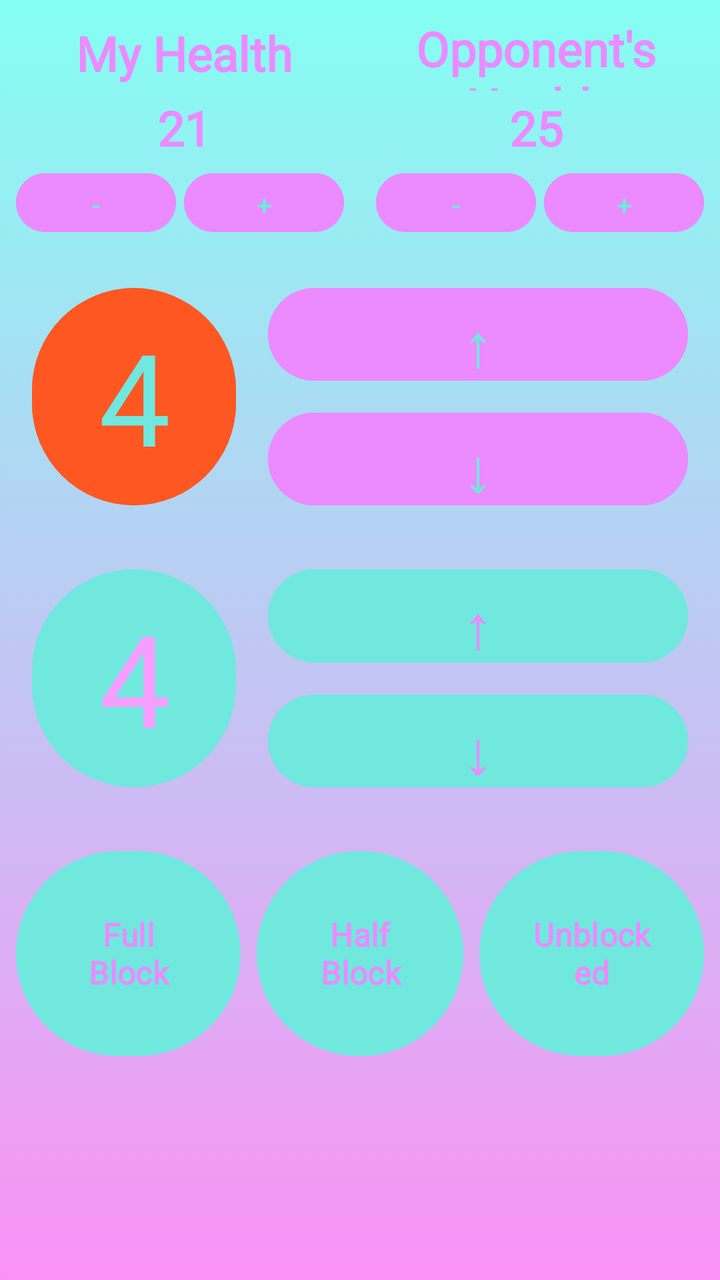
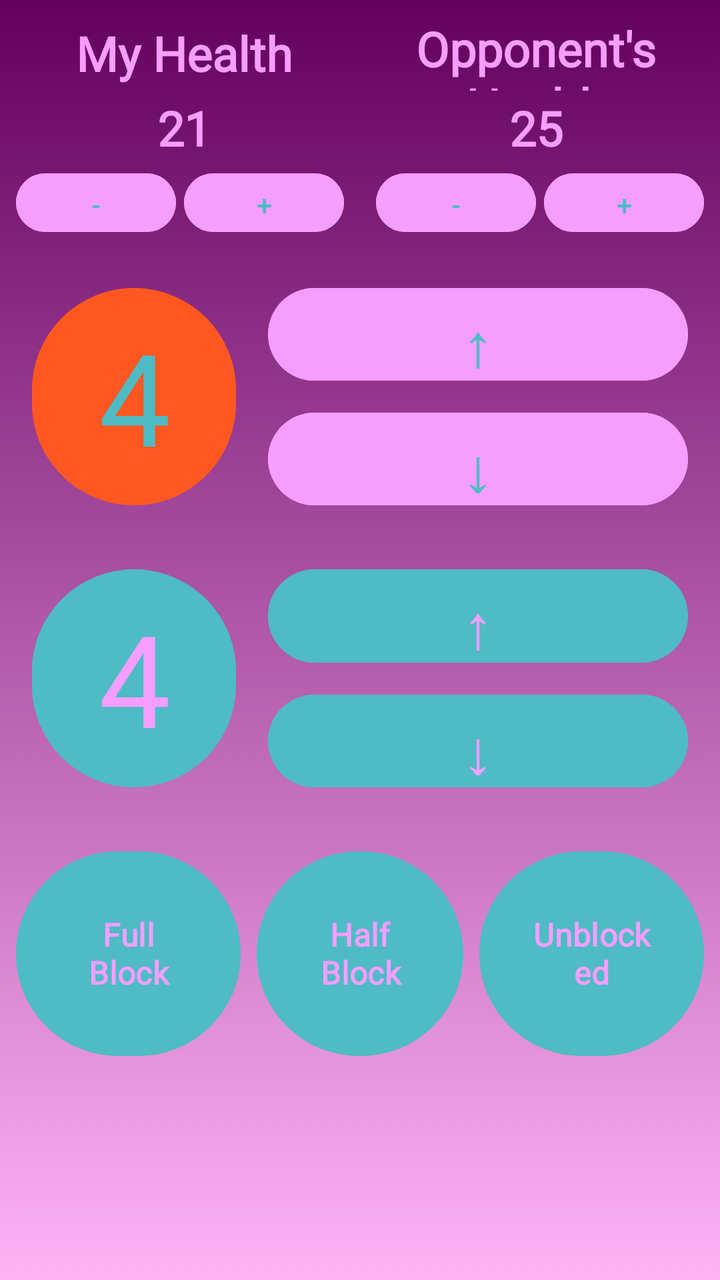

The first picture is an Android layout as it rendered before a commit; the second is the same layout after the commit. The layout source and the unified diff follow.
<!-- AndroidManifest.xml: application theme Theme.UVSLifeCalc -->
<!-- res/layout/activity_defend.xml -->
<?xml version="1.0" encoding="utf-8"?>
<androidx.constraintlayout.widget.ConstraintLayout xmlns:android="http://schemas.android.com/apk/res/android"
    xmlns:app="http://schemas.android.com/apk/res-auto"
    xmlns:tools="http://schemas.android.com/tools"
    android:id="@+id/defend"
    android:layout_width="match_parent"
    android:layout_height="match_parent"
    android:background="@drawable/gradient_background_main"
    tools:context=".Defend">

    
    <androidx.constraintlayout.widget.Guideline
        android:id="@+id/vertical_guideline"
        android:layout_width="wrap_content"
        android:layout_height="wrap_content"
        android:orientation="vertical"
        app:layout_constraintGuide_percent="0.5" />

    
    <androidx.constraintlayout.widget.Guideline
        android:id="@+id/guideline_h1"
        android:layout_width="wrap_content"
        android:layout_height="wrap_content"
        android:orientation="horizontal"
        app:layout_constraintGuide_percent="0.20" />

    <androidx.constraintlayout.widget.Guideline
        android:id="@+id/guideline_h2"
        android:layout_width="wrap_content"
        android:layout_height="wrap_content"
        android:orientation="horizontal"
        app:layout_constraintGuide_percent="0.42" />

    <androidx.constraintlayout.widget.Guideline
        android:id="@+id/guideline_h3"
        android:layout_width="wrap_content"
        android:layout_height="wrap_content"
        android:orientation="horizontal"
        app:layout_constraintGuide_percent="0.64" />

    <androidx.constraintlayout.widget.Guideline
        android:id="@+id/guideline_h4"
        android:layout_width="wrap_content"
        android:layout_height="wrap_content"
        android:orientation="horizontal"
        app:layout_constraintGuide_percent="0.85" />

    
    <androidx.constraintlayout.widget.Guideline
        android:id="@+id/guideline_v_left"
        android:layout_width="wrap_content"
        android:layout_height="wrap_content"
        android:orientation="vertical"
        app:layout_constraintGuide_percent="0.35" />

    
    <androidx.constraintlayout.widget.Guideline
        android:id="@+id/guideline_v_block1"
        android:layout_width="wrap_content"
        android:layout_height="wrap_content"
        android:orientation="vertical"
        app:layout_constraintGuide_percent="0.345" />

    <androidx.constraintlayout.widget.Guideline
        android:id="@+id/guideline_v_block2"
        android:layout_width="wrap_content"
        android:layout_height="wrap_content"
        android:orientation="vertical"
        app:layout_constraintGuide_percent="0.655" />

    

    <TextView
        android:id="@+id/my_health_label"
        android:layout_width="0dp"
        android:layout_height="0dp"
        android:layout_marginStart="8dp"
        android:layout_marginTop="8dp"
        android:layout_marginEnd="4dp"
        android:fontFamily="@font/lobster"
        android:gravity="center"
        android:text="My Health"
        android:textColor="#EC8AFF"
        android:textSize="24sp"
        android:textStyle="bold"
        app:layout_constraintBottom_toTopOf="@+id/my_health_3"
        app:layout_constraintEnd_toStartOf="@+id/vertical_guideline"
        app:layout_constraintStart_toStartOf="parent"
        app:layout_constraintTop_toTopOf="parent" />

    <TextView
        android:id="@+id/my_health_3"
        android:layout_width="0dp"
        android:layout_height="0dp"
        android:layout_marginStart="8dp"
        android:layout_marginEnd="4dp"
        android:fontFamily="@font/lobster"
        android:gravity="center"
        android:text="21"
        android:textColor="#EC8AFF"
        android:textSize="24sp"
        android:textStyle="bold"
        app:layout_constraintBottom_toTopOf="@+id/m_m"
        app:layout_constraintEnd_toStartOf="@+id/vertical_guideline"
        app:layout_constraintStart_toStartOf="parent"
        app:layout_constraintTop_toBottomOf="@+id/my_health_label" />

    <Button
        android:id="@+id/m_m"
        android:layout_width="0dp"
        android:layout_height="0dp"
        android:layout_marginStart="8dp"
        android:layout_marginEnd="4dp"
        android:layout_marginBottom="8dp"
        android:backgroundTint="#EC8AFF"
        android:text="-"
        android:textColor="#70E8DE"
        app:layout_constraintBottom_toTopOf="@+id/guideline_h1"
        app:layout_constraintEnd_toStartOf="@+id/m_p"
        app:layout_constraintStart_toStartOf="parent"
        app:layout_constraintTop_toBottomOf="@+id/my_health_3" />

    <Button
        android:id="@+id/m_p"
        android:layout_width="0dp"
        android:layout_height="0dp"
        android:layout_marginEnd="8dp"
        android:layout_marginBottom="8dp"
        android:backgroundTint="#EC8AFF"
        android:text="+"
        android:textColor="#70E8DE"
        app:layout_constraintBottom_toTopOf="@+id/guideline_h1"
        app:layout_constraintEnd_toStartOf="@+id/vertical_guideline"
        app:layout_constraintStart_toEndOf="@+id/m_m"
        app:layout_constraintTop_toBottomOf="@+id/my_health_3" />

    <TextView
        android:id="@+id/opp_health_label"
        android:layout_width="0dp"
        android:layout_height="0dp"
        android:layout_marginTop="8dp"
        android:layout_marginStart="4dp"
        android:layout_marginEnd="8dp"
        android:fontFamily="@font/lobster"
        android:gravity="center"
        android:text="Opponent's Health"
        android:textColor="#EC8AFF"
        android:textSize="24sp"
        android:textStyle="bold"
        app:layout_constraintBottom_toTopOf="@+id/opp_health_3"
        app:layout_constraintEnd_toEndOf="parent"
        app:layout_constraintStart_toEndOf="@+id/vertical_guideline"
        app:layout_constraintTop_toTopOf="parent" />

    <TextView
        android:id="@+id/opp_health_3"
        android:layout_width="0dp"
        android:layout_height="0dp"
        android:layout_marginStart="4dp"
        android:layout_marginEnd="8dp"
        android:fontFamily="@font/lobster"
        android:gravity="center"
        android:text="25"
        android:textColor="#EC8AFF"
        android:textSize="24sp"
        android:textStyle="bold"
        app:layout_constraintBottom_toTopOf="@+id/o_m"
        app:layout_constraintEnd_toEndOf="parent"
        app:layout_constraintStart_toEndOf="@+id/vertical_guideline"
        app:layout_constraintTop_toBottomOf="@+id/opp_health_label" />

    <Button
        android:id="@+id/o_m"
        android:layout_width="0dp"
        android:layout_height="0dp"
        android:layout_marginStart="8dp"
        android:layout_marginEnd="4dp"
        android:layout_marginBottom="8dp"
        android:backgroundTint="#EC8AFF"
        android:text="-"
        android:textColor="#70E8DE"
        app:layout_constraintBottom_toTopOf="@+id/guideline_h1"
        app:layout_constraintEnd_toStartOf="@+id/o_p"
        app:layout_constraintStart_toEndOf="@+id/vertical_guideline"
        app:layout_constraintTop_toBottomOf="@+id/opp_health_3" />

    <Button
        android:id="@+id/o_p"
        android:layout_width="0dp"
        android:layout_height="0dp"
        android:layout_marginEnd="8dp"
        android:layout_marginBottom="8dp"
        android:backgroundTint="#EC8AFF"
        android:text="+"
        android:textColor="#70E8DE"
        app:layout_constraintBottom_toTopOf="@+id/guideline_h1"
        app:layout_constraintEnd_toEndOf="parent"
        app:layout_constraintStart_toEndOf="@+id/o_m"
        app:layout_constraintTop_toBottomOf="@+id/opp_health_3" />

    

    <Button
        android:id="@+id/speed_button"
        android:layout_width="0dp"
        android:layout_height="0dp"
        android:layout_marginStart="16dp"
        android:layout_marginTop="12dp"
        android:layout_marginEnd="8dp"
        android:layout_marginBottom="12dp"
        android:backgroundTint="#FF5722"
        android:fontFamily="@font/lobster"
        android:text="4"
        android:textColor="#70E8DE"
        android:textSize="64sp"
        app:layout_constraintBottom_toTopOf="@+id/guideline_h2"
        app:layout_constraintEnd_toStartOf="@+id/guideline_v_left"
        app:layout_constraintStart_toStartOf="parent"
        app:layout_constraintTop_toTopOf="@+id/guideline_h1" />

    <Button
        android:id="@+id/attack_speed_up"
        android:layout_width="0dp"
        android:layout_height="0dp"
        android:layout_marginStart="8dp"
        android:layout_marginEnd="16dp"
        android:layout_marginTop="12dp"
        android:layout_marginBottom="4dp"
        android:backgroundTint="#EC8AFF"
        android:text="↑"
        android:textAlignment="center"
        android:textColor="#70E8DE"
        android:textSize="32sp"
        app:layout_constraintBottom_toTopOf="@+id/attack_speed_down"
        app:layout_constraintEnd_toEndOf="parent"
        app:layout_constraintStart_toStartOf="@+id/guideline_v_left"
        app:layout_constraintTop_toTopOf="@+id/guideline_h1" />

    <Button
        android:id="@+id/attack_speed_down"
        android:layout_width="0dp"
        android:layout_height="0dp"
        android:layout_marginStart="8dp"
        android:layout_marginEnd="16dp"
        android:layout_marginTop="4dp"
        android:layout_marginBottom="12dp"
        android:backgroundTint="#EC8AFF"
        android:text="↓"
        android:textAlignment="center"
        android:textColor="#70E8DE"
        android:textSize="32sp"
        app:layout_constraintBottom_toTopOf="@+id/guideline_h2"
        app:layout_constraintEnd_toEndOf="parent"
        app:layout_constraintStart_toStartOf="@+id/guideline_v_left"
        app:layout_constraintTop_toBottomOf="@+id/attack_speed_up" />

    

    <Button
        android:id="@+id/attack_damage"
        android:layout_width="0dp"
        android:layout_height="0dp"
        android:layout_marginStart="16dp"
        android:layout_marginTop="12dp"
        android:layout_marginEnd="8dp"
        android:layout_marginBottom="12dp"
        android:backgroundTint="#70E8DE"
        android:fontFamily="@font/lobster"
        android:text="4"
        android:textColor="#F69EFF"
        android:textSize="64sp"
        app:layout_constraintBottom_toTopOf="@+id/guideline_h3"
        app:layout_constraintEnd_toStartOf="@+id/guideline_v_left"
        app:layout_constraintStart_toStartOf="parent"
        app:layout_constraintTop_toTopOf="@+id/guideline_h2" />

    <Button
        android:id="@+id/attack_damage_up"
        android:layout_width="0dp"
        android:layout_height="0dp"
        android:layout_marginStart="8dp"
        android:layout_marginEnd="16dp"
        android:layout_marginTop="12dp"
        android:layout_marginBottom="4dp"
        android:backgroundTint="#70E8DE"
        android:text="↑"
        android:textAlignment="center"
        android:textColor="#EC8AFF"
        android:textSize="32sp"
        app:layout_constraintBottom_toTopOf="@+id/attack_damage_down"
        app:layout_constraintEnd_toEndOf="parent"
        app:layout_constraintStart_toStartOf="@+id/guideline_v_left"
        app:layout_constraintTop_toTopOf="@+id/guideline_h2" />

    <Button
        android:id="@+id/attack_damage_down"
        android:layout_width="0dp"
        android:layout_height="0dp"
        android:layout_marginStart="8dp"
        android:layout_marginEnd="16dp"
        android:layout_marginTop="4dp"
        android:layout_marginBottom="12dp"
        android:backgroundTint="#70E8DE"
        android:text="↓"
        android:textAlignment="center"
        android:textColor="#EC8AFF"
        android:textSize="32sp"
        app:layout_constraintBottom_toTopOf="@+id/guideline_h3"
        app:layout_constraintEnd_toEndOf="parent"
        app:layout_constraintStart_toStartOf="@+id/guideline_v_left"
        app:layout_constraintTop_toBottomOf="@+id/attack_damage_up" />

    

    <Button
        android:id="@+id/full_block_button"
        android:layout_width="0dp"
        android:layout_height="0dp"
        android:layout_marginStart="8dp"
        android:layout_marginEnd="4dp"
        android:layout_marginTop="12dp"
        android:layout_marginBottom="12dp"
        android:backgroundTint="#70E8DE"
        android:fontFamily="@font/lobster"
        android:text="Full Block"
        android:textColor="#EC8AFF"
        android:textSize="16sp"
        android:textStyle="bold"
        app:layout_constraintBottom_toTopOf="@+id/guideline_h4"
        app:layout_constraintEnd_toStartOf="@+id/guideline_v_block1"
        app:layout_constraintStart_toStartOf="parent"
        app:layout_constraintTop_toTopOf="@+id/guideline_h3" />

    <Button
        android:id="@+id/half_block_button"
        android:layout_width="0dp"
        android:layout_height="0dp"
        android:layout_marginStart="4dp"
        android:layout_marginEnd="4dp"
        android:layout_marginTop="12dp"
        android:layout_marginBottom="12dp"
        android:backgroundTint="#70E8DE"
        android:fontFamily="@font/lobster"
        android:text="Half Block"
        android:textColor="#EC8AFF"
        android:textSize="16sp"
        android:textStyle="bold"
        app:layout_constraintBottom_toTopOf="@+id/guideline_h4"
        app:layout_constraintEnd_toStartOf="@+id/guideline_v_block2"
        app:layout_constraintStart_toStartOf="@+id/guideline_v_block1"
        app:layout_constraintTop_toTopOf="@+id/guideline_h3" />

    <Button
        android:id="@+id/unblocked_button"
        android:layout_width="0dp"
        android:layout_height="0dp"
        android:layout_marginStart="4dp"
        android:layout_marginEnd="8dp"
        android:layout_marginTop="12dp"
        android:layout_marginBottom="12dp"
        android:backgroundTint="#70E8DE"
        android:fontFamily="@font/lobster"
        android:text="Unblocked"
        android:textColor="#EC8AFF"
        android:textSize="16sp"
        android:textStyle="bold"
        app:layout_constraintBottom_toTopOf="@+id/guideline_h4"
        app:layout_constraintEnd_toEndOf="parent"
        app:layout_constraintStart_toStartOf="@+id/guideline_v_block2"
        app:layout_constraintTop_toTopOf="@+id/guideline_h3" />

</androidx.constraintlayout.widget.ConstraintLayout>
<!-- resources referenced by this layout -->
<resources>
  <!-- drawable gradient_background_main (drawable) -->
  <?xml version="1.0" encoding="utf-8"?>
  <selector xmlns:android="http://schemas.android.com/apk/res/android">
      <item>
          <shape>
              <gradient android:startColor="#FA92F5"
                  android:endColor="#84FFF2"
                  android:angle="90"/>
          </shape>
      </item>
  </selector>
  <style name="Theme.UVSLifeCalc" parent="Base.Theme.UVSLifeCalc" />
  <style name="Base.Theme.UVSLifeCalc" parent="Theme.Material3.DayNight.NoActionBar">
          
          
      </style>
</resources>

<!-- the commit's change to res/layout/activity_defend.xml (unified diff, before → after) -->
@@ -80,7 +80,7 @@
         android:fontFamily="@font/lobster"
         android:gravity="center"
         android:text="My Health"
-        android:textColor="#EC8AFF"
+        android:textColor="@color/primary"
         android:textSize="24sp"
         android:textStyle="bold"
         app:layout_constraintBottom_toTopOf="@+id/my_health_3"
@@ -97,7 +97,7 @@
         android:fontFamily="@font/lobster"
         android:gravity="center"
         android:text="21"
-        android:textColor="#EC8AFF"
+        android:textColor="@color/primary"
         android:textSize="24sp"
         android:textStyle="bold"
         app:layout_constraintBottom_toTopOf="@+id/m_m"
@@ -112,9 +112,9 @@
         android:layout_marginStart="8dp"
         android:layout_marginEnd="4dp"
         android:layout_marginBottom="8dp"
-        android:backgroundTint="#EC8AFF"
+        android:backgroundTint="@color/primary"
         android:text="-"
-        android:textColor="#70E8DE"
+        android:textColor="@color/secondary"
         app:layout_constraintBottom_toTopOf="@+id/guideline_h1"
         app:layout_constraintEnd_toStartOf="@+id/m_p"
         app:layout_constraintStart_toStartOf="parent"
@@ -126,9 +126,9 @@
         android:layout_height="0dp"
         android:layout_marginEnd="8dp"
         android:layout_marginBottom="8dp"
-        android:backgroundTint="#EC8AFF"
+        android:backgroundTint="@color/primary"
         android:text="+"
-        android:textColor="#70E8DE"
+        android:textColor="@color/secondary"
         app:layout_constraintBottom_toTopOf="@+id/guideline_h1"
         app:layout_constraintEnd_toStartOf="@+id/vertical_guideline"
         app:layout_constraintStart_toEndOf="@+id/m_m"
@@ -138,13 +138,13 @@
         android:id="@+id/opp_health_label"
         android:layout_width="0dp"
         android:layout_height="0dp"
+        android:layout_marginStart="4dp"
         android:layout_marginTop="8dp"
-        android:layout_marginStart="4dp"
         android:layout_marginEnd="8dp"
         android:fontFamily="@font/lobster"
         android:gravity="center"
         android:text="Opponent's Health"
-        android:textColor="#EC8AFF"
+        android:textColor="@color/primary"
         android:textSize="24sp"
         android:textStyle="bold"
         app:layout_constraintBottom_toTopOf="@+id/opp_health_3"
@@ -161,7 +161,7 @@
         android:fontFamily="@font/lobster"
         android:gravity="center"
         android:text="25"
-        android:textColor="#EC8AFF"
+        android:textColor="@color/primary"
         android:textSize="24sp"
         android:textStyle="bold"
         app:layout_constraintBottom_toTopOf="@+id/o_m"
@@ -176,9 +176,9 @@
         android:layout_marginStart="8dp"
         android:layout_marginEnd="4dp"
         android:layout_marginBottom="8dp"
-        android:backgroundTint="#EC8AFF"
+        android:backgroundTint="@color/primary"
         android:text="-"
-        android:textColor="#70E8DE"
+        android:textColor="@color/secondary"
         app:layout_constraintBottom_toTopOf="@+id/guideline_h1"
         app:layout_constraintEnd_toStartOf="@+id/o_p"
         app:layout_constraintStart_toEndOf="@+id/vertical_guideline"
@@ -190,9 +190,9 @@
         android:layout_height="0dp"
         android:layout_marginEnd="8dp"
         android:layout_marginBottom="8dp"
-        android:backgroundTint="#EC8AFF"
+        android:backgroundTint="@color/primary"
         android:text="+"
-        android:textColor="#70E8DE"
+        android:textColor="@color/secondary"
         app:layout_constraintBottom_toTopOf="@+id/guideline_h1"
         app:layout_constraintEnd_toEndOf="parent"
         app:layout_constraintStart_toEndOf="@+id/o_m"
@@ -208,10 +208,10 @@
         android:layout_marginTop="12dp"
         android:layout_marginEnd="8dp"
         android:layout_marginBottom="12dp"
-        android:backgroundTint="#FF5722"
+        android:backgroundTint="@color/mid_attack"
         android:fontFamily="@font/lobster"
         android:text="4"
-        android:textColor="#70E8DE"
+        android:textColor="@color/secondary"
         android:textSize="64sp"
         app:layout_constraintBottom_toTopOf="@+id/guideline_h2"
         app:layout_constraintEnd_toStartOf="@+id/guideline_v_left"
@@ -223,13 +223,13 @@
         android:layout_width="0dp"
         android:layout_height="0dp"
         android:layout_marginStart="8dp"
+        android:layout_marginTop="12dp"
         android:layout_marginEnd="16dp"
-        android:layout_marginTop="12dp"
         android:layout_marginBottom="4dp"
-        android:backgroundTint="#EC8AFF"
+        android:backgroundTint="@color/primary"
         android:text="↑"
         android:textAlignment="center"
-        android:textColor="#70E8DE"
+        android:textColor="@color/secondary"
         android:textSize="32sp"
         app:layout_constraintBottom_toTopOf="@+id/attack_speed_down"
         app:layout_constraintEnd_toEndOf="parent"
@@ -241,13 +241,13 @@
         android:layout_width="0dp"
         android:layout_height="0dp"
         android:layout_marginStart="8dp"
+        android:layout_marginTop="4dp"
         android:layout_marginEnd="16dp"
-        android:layout_marginTop="4dp"
-        android:layout_marginBottom="12dp"
-        android:backgroundTint="#EC8AFF"
+        android:layout_marginBottom="12dp"
+        android:backgroundTint="@color/primary"
         android:text="↓"
         android:textAlignment="center"
-        android:textColor="#70E8DE"
+        android:textColor="@color/secondary"
         android:textSize="32sp"
         app:layout_constraintBottom_toTopOf="@+id/guideline_h2"
         app:layout_constraintEnd_toEndOf="parent"
@@ -264,10 +264,10 @@
         android:layout_marginTop="12dp"
         android:layout_marginEnd="8dp"
         android:layout_marginBottom="12dp"
-        android:backgroundTint="#70E8DE"
+        android:backgroundTint="@color/secondary"
         android:fontFamily="@font/lobster"
         android:text="4"
-        android:textColor="#F69EFF"
+        android:textColor="@color/primary"
         android:textSize="64sp"
         app:layout_constraintBottom_toTopOf="@+id/guideline_h3"
         app:layout_constraintEnd_toStartOf="@+id/guideline_v_left"
@@ -279,13 +279,13 @@
         android:layout_width="0dp"
         android:layout_height="0dp"
         android:layout_marginStart="8dp"
+        android:layout_marginTop="12dp"
         android:layout_marginEnd="16dp"
-        android:layout_marginTop="12dp"
         android:layout_marginBottom="4dp"
-        android:backgroundTint="#70E8DE"
+        android:backgroundTint="@color/secondary"
         android:text="↑"
         android:textAlignment="center"
-        android:textColor="#EC8AFF"
+        android:textColor="@color/primary"
         android:textSize="32sp"
         app:layout_constraintBottom_toTopOf="@+id/attack_damage_down"
         app:layout_constraintEnd_toEndOf="parent"
@@ -297,13 +297,13 @@
         android:layout_width="0dp"
         android:layout_height="0dp"
         android:layout_marginStart="8dp"
+        android:layout_marginTop="4dp"
         android:layout_marginEnd="16dp"
-        android:layout_marginTop="4dp"
-        android:layout_marginBottom="12dp"
-        android:backgroundTint="#70E8DE"
+        android:layout_marginBottom="12dp"
+        android:backgroundTint="@color/secondary"
         android:text="↓"
         android:textAlignment="center"
-        android:textColor="#EC8AFF"
+        android:textColor="@color/primary"
         android:textSize="32sp"
         app:layout_constraintBottom_toTopOf="@+id/guideline_h3"
         app:layout_constraintEnd_toEndOf="parent"
@@ -317,13 +317,13 @@
         android:layout_width="0dp"
         android:layout_height="0dp"
         android:layout_marginStart="8dp"
-        android:layout_marginEnd="4dp"
-        android:layout_marginTop="12dp"
-        android:layout_marginBottom="12dp"
-        android:backgroundTint="#70E8DE"
+        android:layout_marginTop="12dp"
+        android:layout_marginEnd="4dp"
+        android:layout_marginBottom="12dp"
+        android:backgroundTint="@color/secondary"
         android:fontFamily="@font/lobster"
         android:text="Full Block"
-        android:textColor="#EC8AFF"
+        android:textColor="@color/primary"
         android:textSize="16sp"
         android:textStyle="bold"
         app:layout_constraintBottom_toTopOf="@+id/guideline_h4"
@@ -336,13 +336,13 @@
         android:layout_width="0dp"
         android:layout_height="0dp"
         android:layout_marginStart="4dp"
-        android:layout_marginEnd="4dp"
-        android:layout_marginTop="12dp"
-        android:layout_marginBottom="12dp"
-        android:backgroundTint="#70E8DE"
+        android:layout_marginTop="12dp"
+        android:layout_marginEnd="4dp"
+        android:layout_marginBottom="12dp"
+        android:backgroundTint="@color/secondary"
         android:fontFamily="@font/lobster"
         android:text="Half Block"
-        android:textColor="#EC8AFF"
+        android:textColor="@color/primary"
         android:textSize="16sp"
         android:textStyle="bold"
         app:layout_constraintBottom_toTopOf="@+id/guideline_h4"
@@ -355,13 +355,13 @@
         android:layout_width="0dp"
         android:layout_height="0dp"
         android:layout_marginStart="4dp"
-        android:layout_marginEnd="8dp"
-        android:layout_marginTop="12dp"
-        android:layout_marginBottom="12dp"
-        android:backgroundTint="#70E8DE"
+        android:layout_marginTop="12dp"
+        android:layout_marginEnd="8dp"
+        android:layout_marginBottom="12dp"
+        android:backgroundTint="@color/secondary"
         android:fontFamily="@font/lobster"
         android:text="Unblocked"
-        android:textColor="#EC8AFF"
+        android:textColor="@color/primary"
         android:textSize="16sp"
         android:textStyle="bold"
         app:layout_constraintBottom_toTopOf="@+id/guideline_h4"
<!-- resource entries referenced after the edit -->
@@ -1,17 +1,22 @@
 <!-- resources referenced by this layout -->
 <resources>
+  <color name="mid_attack">#FF5722</color>
+  <color name="primary">#F69EFF</color>
+  <color name="secondary">#4fbbc4</color>
   <!-- drawable gradient_background_main (drawable) -->
   <?xml version="1.0" encoding="utf-8"?>
   <selector xmlns:android="http://schemas.android.com/apk/res/android">
       <item>
           <shape>
-              <gradient android:startColor="#FA92F5"
-                  android:endColor="#84FFF2"
+              <gradient android:endColor="@color/gradient_color_one"
+                  android:startColor="@color/gradient_color_two"
                   android:angle="90"/>
           </shape>
       </item>
   </selector>
   <style name="Theme.UVSLifeCalc" parent="Base.Theme.UVSLifeCalc" />
+  <color name="gradient_color_one">#63005E</color>
+  <color name="gradient_color_two">#FFB3F6</color>
   <style name="Base.Theme.UVSLifeCalc" parent="Theme.Material3.DayNight.NoActionBar">
           
           
